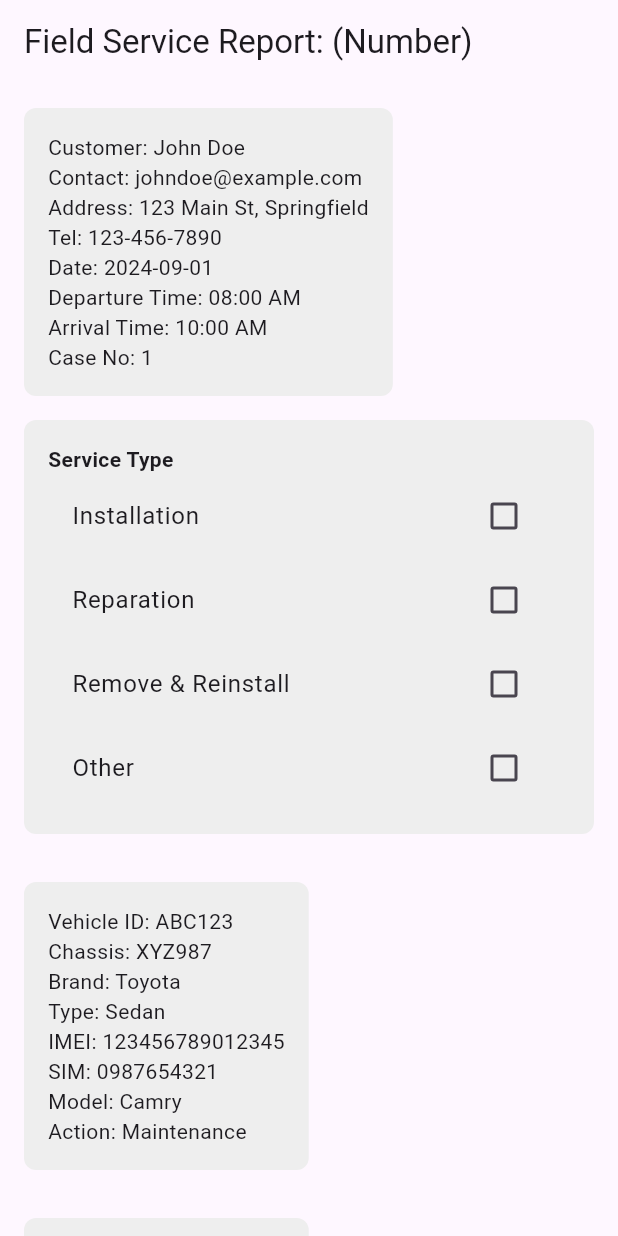
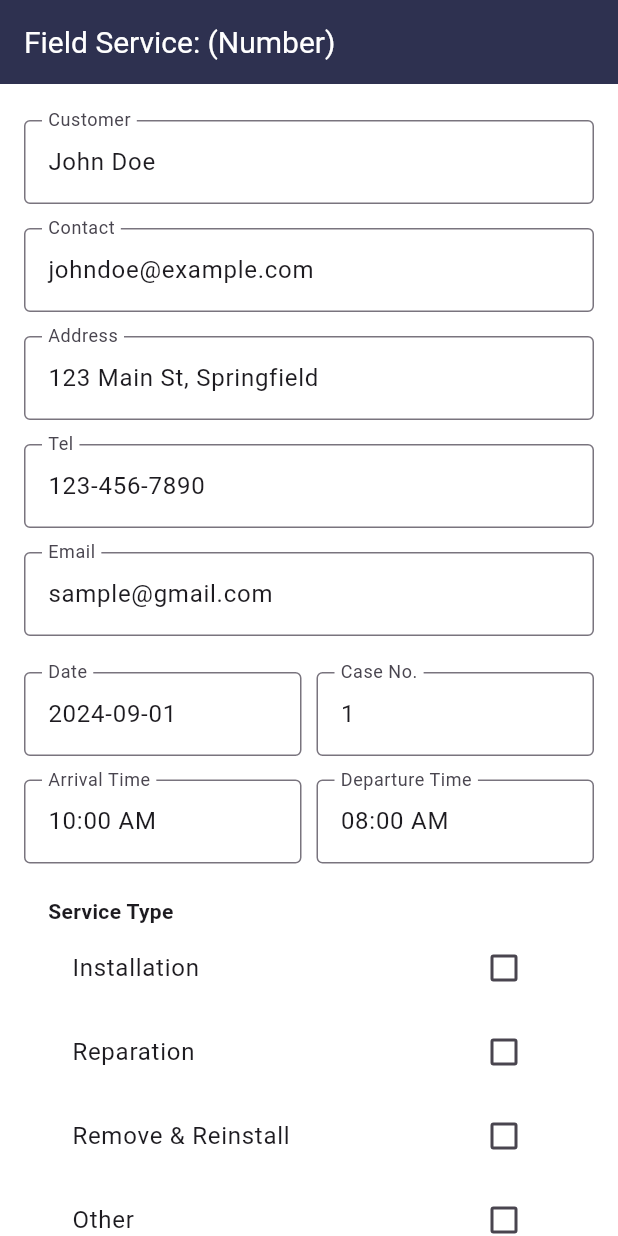
Before and after one commit to KeyClover/field_service_report, a Flutter app: the screen it shows after launch, on a phone screen of 412 x 824 dp. Run offline on Flutter 3.47's test engine with Material 3 defaults, Android fonts, the light colour scheme and no system bars; our stand-ins replace hexcolor.

Commit message:
update: create a new dropdown button for tools and and the textformfield to have null value on maximum line. As well as make a Remark textformfield. And make vehicle field to be able to implement the textformfield.

```diff
--- a/lib/pages/field_service_report_page.dart
+++ b/lib/pages/field_service_report_page.dart
@@ -1,5 +1,6 @@
-
 import 'package:flutter/material.dart';
+import 'package:flutter/widgets.dart';
+import 'package:hexcolor/hexcolor.dart';
 
 class FieldServiceReportPage1 extends StatefulWidget {
   @override
@@ -14,10 +15,17 @@ class _FieldServiceReportPage1State extends State<FieldServiceReportPage1> {
   bool isRemoveChecked = false;
   bool isOtherChecked = false;
 
+  bool isMagneticCardReader = false;
+  bool isFuelSensor = false;
+  bool isTemperatureSensor = false;
+  bool isOnOffSensor = false;
+  bool isOtherChecked2 = false;
+
   // Store API data for customer and vehicle info
   Map<String, dynamic> customerData = {};
   List<Map<String, String>> vehicleData = [];
 
+  TextEditingController otherController = TextEditingController();
   @override
   void initState() {
     super.initState();
@@ -32,10 +40,13 @@ class _FieldServiceReportPage1State extends State<FieldServiceReportPage1> {
       'contact': 'johndoe@example.com',
       'address': '123 Main St, Springfield',
       'tel': '123-456-7890',
+      'customer email': 'sample@gmail.com',
       'date': '2024-09-01',
       'departureTime': '08:00 AM',
       'arrivalTime': '10:00 AM',
-      'caseNo': '1'
+      'caseNo': '1',
+      'remark':
+          'ส่งเซนเซอร์ลนยางตัวใหม่ จำนวน 6 ตัว  เพื่อเปลี่ยนให้กับ  บริษัท รถเจาะไทย จำกัด MA-001 (CAT740-01) ติดต่อช่างหน้างาน ช่างไพโรจน์ 0936697041 \nที่อยู่ \nคุณสมคิด ปกครอง  086 272 2278\n123/27\nม.3 ต.บางนอน\nอ.เมือง จ.ระนอง 85000'
     };
 
     // Mocking vehicle data API response
@@ -80,68 +91,65 @@ class _FieldServiceReportPage1State extends State<FieldServiceReportPage1> {
   Widget build(BuildContext context) {
     return Scaffold(
       appBar: AppBar(
-        title: Text('Field Service Report: (Number)'),
+        title: const Text(
+          'Field Service: (Number)',
+          style: TextStyle(fontSize: 20, color: Colors.white),
+        ),
+        backgroundColor: HexColor("#2e3150"),
       ),
       body: SingleChildScrollView(
+
         padding: EdgeInsets.all(16.0),
         child: Column(
           crossAxisAlignment: CrossAxisAlignment.start,
           children: [
             // Customer Information Section - Auto-filled from API
-            _buildCustomerInfoSection(),
+            _buildTextField('Customer', customerData['customer']),
+            _buildTextField('Contact', customerData['contact']),
+            _buildTextField('Address', customerData['address']),
+            _buildTextField('Tel', customerData['tel']),
+            _buildTextField('Email', customerData['customer email']),
 
             SizedBox(height: 16),
+
+            GridView(
+              shrinkWrap: true,
+              physics:
+                  const NeverScrollableScrollPhysics(), // Prevent scroll within the grid
+              gridDelegate: const SliverGridDelegateWithFixedCrossAxisCount(
+                crossAxisCount: 2,
+                childAspectRatio: 3, // Adjusts the height of grid items
+                crossAxisSpacing: 10.0,
+                mainAxisSpacing: 10.0,
+              ),
+              children: [
+                _buildGridField('Date', customerData['date']),
+                _buildGridField('Case No.', customerData['caseNo']),
+                _buildGridField('Arrival Time', customerData['arrivalTime']),
+                _buildGridField(
+                    'Departure Time', customerData['departureTime']),
+              ],
+            ),
 
             // Checkbox Section for user input
             _buildCheckboxSection(),
 
             SizedBox(height: 16),
 
+            _buildCheckboxSection2(),
+
+            SizedBox(height: 16),
+
             // Vehicle Information Section - Auto-filled from API
             _buildVehicleInfoSection(),
 
-            SizedBox(height: 24),
+            SizedBox(height: 16),
 
-            // Next Button
-            Center(
-              child: ElevatedButton(
-                onPressed: () {
-                  Navigator.push(
-                    context,
-                    MaterialPageRoute(
-                        builder: (context) => FieldServiceReportPage2()),
-                  );
-                },
-                child: Text('Next'),
-              ),
-            ),
+            _buildTextField('Remark', customerData['remark']),
           ],
         ),
       ),
-    );
-  }
-
-  // Build customer info section using fetched API data
-  Widget _buildCustomerInfoSection() {
-    return Container(
-      padding: EdgeInsets.all(16.0),
-      decoration: BoxDecoration(
-        color: Colors.grey[200],
-        borderRadius: BorderRadius.circular(8.0),
-      ),
-      child: Column(
-        crossAxisAlignment: CrossAxisAlignment.start,
-        children: [
-          Text('Customer: ${customerData['customer'] ?? ''}'),
-          Text('Contact: ${customerData['contact'] ?? ''}'),
-          Text('Address: ${customerData['address'] ?? ''}'),
-          Text('Tel: ${customerData['tel'] ?? ''}'),
-          Text('Date: ${customerData['date'] ?? ''}'),
-          Text('Departure Time: ${customerData['departureTime'] ?? ''}'),
-          Text('Arrival Time: ${customerData['arrivalTime'] ?? ''}'),
-          Text('Case No: ${customerData['caseNo']?? ''}')
-        ],
-      ),
+      backgroundColor: Colors.white,
     );
   }
 
@@ -150,7 +158,7 @@ class _FieldServiceReportPage1State extends State<FieldServiceReportPage1> {
     return Container(
       padding: EdgeInsets.all(16.0),
       decoration: BoxDecoration(
-        color: Colors.grey[200],
+        color: Colors.white,
         borderRadius: BorderRadius.circular(8.0),
       ),
       child: Column(
@@ -193,6 +201,103 @@ class _FieldServiceReportPage1State extends State<FieldServiceReportPage1> {
               });
             },
           ),
+          if (isOtherChecked) // Conditionally display text field for "Other"
+            Padding(
+              padding: const EdgeInsets.only(top: 8.0),
+              child: TextFormField(
+                controller: otherController,
+                maxLines: null,
+                decoration: InputDecoration(
+                  labelText: 'Specify Other',
+                  border: OutlineInputBorder(),
+                ),
+              ),
+            ),
+        ],
+      ),
+    );
+  }
+
+  Widget _buildCheckboxSection2() {
+    return Container(
+      padding: EdgeInsets.all(16.0),
+      decoration: BoxDecoration(
+        color: Colors.white,
+        borderRadius: BorderRadius.circular(8.0),
+      ),
+      child: Column(
+        crossAxisAlignment: CrossAxisAlignment.start,
+        children: [
+          Text('Tools', style: TextStyle(fontWeight: FontWeight.bold)),
+          CheckboxListTile(
+            title: Text('Magnetic Card Reader'),
+            value: isMagneticCardReader,
+            onChanged: (bool? value) {
+              setState(() {
+                isMagneticCardReader = value ?? false;
+              });
+            },
+          ),
+          CheckboxListTile(
+            title: Text('Fuel Sensor'),
+            value: isFuelSensor,
+            onChanged: (bool? value) {
+              setState(() {
+                isFuelSensor = value ?? false;
+              });
+            },
+          ),
+          CheckboxListTile(
+            title: Text('Temperature Sensor'),
+            value: isTemperatureSensor,
+            onChanged: (bool? value) {
+              setState(() {
+                isTemperatureSensor = value ?? false;
+              });
+            },
+          ),
+          CheckboxListTile(
+            title: Text('On/Off Sensor'),
+            value: isOnOffSensor,
+            onChanged: (bool? value) {
+              setState(() {
+                isOnOffSensor = value ?? false;
+              });
+            },
+          ),
+          if (isOnOffSensor) // Conditionally display text field for "Other"
+            Padding(
+              padding: const EdgeInsets.only(top: 8.0),
+              child: TextFormField(
+                maxLines: null,
+                controller: otherController,
+                decoration: InputDecoration(
+                  labelText: 'Specify Other',
+                  border: OutlineInputBorder(),
+                ),
+              ),
+            ),
+          CheckboxListTile(
+            title: Text('Other'),
+            value: isOtherChecked2,
+            onChanged: (bool? value) {
+              setState(() {
+                isOtherChecked2 = value ?? false;
+              });
+            },
+          ),
+          if (isOtherChecked2) // Conditionally display text field for "Other"
+            Padding(
+              padding: const EdgeInsets.only(top: 8.0),
+              child: TextFormField(
+                maxLines: null,
+                controller: otherController,
+                decoration: InputDecoration(
+                  labelText: 'Specify Other',
+                  border: OutlineInputBorder(),
+                ),
+              ),
+            ),
         ],
       ),
     );
@@ -206,48 +311,41 @@ class _FieldServiceReportPage1State extends State<FieldServiceReportPage1> {
           margin: EdgeInsets.symmetric(vertical: 16.0),
           padding: EdgeInsets.all(16.0),
           decoration: BoxDecoration(
-            color: Colors.grey[200],
+            color: Colors.white,
             borderRadius: BorderRadius.circular(8.0),
           ),
           child: Column(
             crossAxisAlignment: CrossAxisAlignment.start,
             children: [
-              Text('Vehicle ID: ${vehicle['vehicleId'] ?? ''}'),
-              Text('Chassis: ${vehicle['chassis'] ?? ''}'),
-              Text('Brand: ${vehicle['brand'] ?? ''}'),
-              Text('Type: ${vehicle['type'] ?? ''}'),
-              Text('IMEI: ${vehicle['imei'] ?? ''}'),
-              Text('SIM: ${vehicle['sim'] ?? ''}'),
-              Text('Model: ${vehicle['model'] ?? ''}'),
-              Text('Action: ${vehicle['action'] ?? ''}'),
+             _buildVehicleField('Vehicle ID', vehicle['vehicleId']),
+            _buildVehicleField('Chassis', vehicle['chassis']),
+            _buildVehicleField('Brand', vehicle['brand']),
+            _buildVehicleField('Type', vehicle['type']),
+            _buildVehicleField('IMEI', vehicle['imei']),
+            _buildVehicleField('SIM', vehicle['sim']),
+            _buildVehicleField('Model', vehicle['model']),
+            _buildVehicleField('Action', vehicle['action']),
             ],
           ),
         );
       }).toList(),
     );
   }
-}
 
-// Page 2 placeholder
-class FieldServiceReportPage2 extends StatelessWidget {
-  @override
-  Widget build(BuildContext context) {
-    return Scaffold(
-      appBar: AppBar(
-        title: Text('Field Service Report: (Number)'),
-      ),
-      body: Center(
-        child: ElevatedButton(
-          onPressed: () {
-            Navigator.pop(context);
-          },
-          child: Text('Go Back'),
+  Widget _buildVehicleField(String label, String? value) {
+    return Padding(
+      padding: const EdgeInsets.symmetric(vertical: 10),
+      child: TextFormField(
+        maxLines: null,
+        readOnly: true,
+        initialValue: value ?? '',
+        decoration: InputDecoration(
+          labelText: label,
+          border: const OutlineInputBorder(),
         ),
       ),
     );
   }
-}
-
 
   Widget _buildTextField(String label, String value) {
     return Padding(
@@ -255,6 +353,7 @@ class FieldServiceReportPage2 extends StatelessWidget {
       child: TextFormField(
         initialValue: value,
         readOnly: true,
+        maxLines: null,
         decoration: InputDecoration(
           labelText: label,
           border: OutlineInputBorder(),
@@ -262,3 +361,16 @@ class FieldServiceReportPage2 extends StatelessWidget {
       ),
     );
   }
+
+  Widget _buildGridField(String label, String value) {
+    return TextFormField(
+      initialValue: value,
+      readOnly: true,
+      maxLines: null,
+      decoration: InputDecoration(
+        labelText: label,
+        border: OutlineInputBorder(),
+      ),
+    );
+  }
+}
--- a/pubspec.yaml
+++ b/pubspec.yaml
@@ -40,7 +40,8 @@ dependencies:
   pdf: ^3.8.0
   printing: ^5.10.0
   image_picker: ^1.1.2
-
+  signature: ^5.5.0
+  hexcolor: ^3.0.1
 dev_dependencies:
   flutter_test:
     sdk: flutter
```
Also changed, not shown: lib/pages/for_testing_page.dart (deleted), pubspec.lock.
